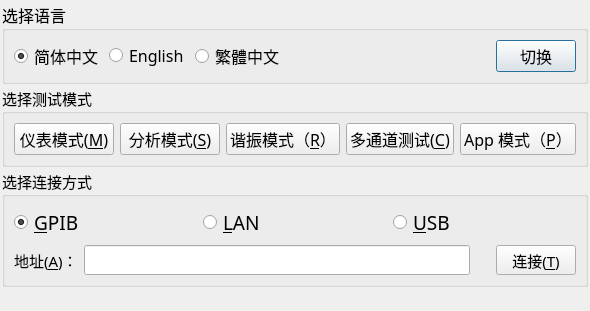
The window that common/frmSelectConnection.ui (caicaiking/WKEFactoryView2014) describes before a commit, drawn with Qt 5.
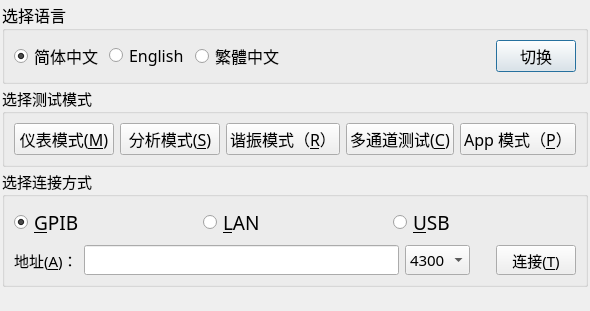
The same window after the commit. Icons and pictures are not drawn.

Diff of the .ui file:
```diff
--- a/common/frmSelectConnection.ui
+++ b/common/frmSelectConnection.ui
@@ -359,6 +359,32 @@
           </property>
          </widget>
         </item>
+        <item>
+         <widget class="QComboBox" name="cmbModel">
+          <property name="minimumSize">
+           <size>
+            <width>0</width>
+            <height>25</height>
+           </size>
+          </property>
+          <property name="font">
+           <font>
+            <family>楷体</family>
+            <pointsize>11</pointsize>
+           </font>
+          </property>
+          <item>
+           <property name="text">
+            <string>4300</string>
+           </property>
+          </item>
+          <item>
+           <property name="text">
+            <string>6500</string>
+           </property>
+          </item>
+         </widget>
+        </item>
         <item>
          <spacer name="horizontalSpacer_4">
           <property name="orientation">
```
